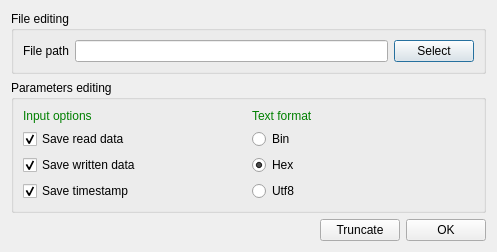
Before: the Qt Designer form src/pages/page/output/save2file/SAKOutputSave2FileDialog.ui in x-tools-author/x-tools, drawn with Qt 5.
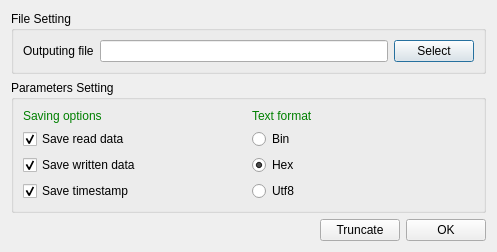
After: the same form once the commit is applied.

```diff
--- a/src/pages/page/output/save2file/SAKOutputSave2FileDialog.ui
+++ b/src/pages/page/output/save2file/SAKOutputSave2FileDialog.ui
@@ -17,7 +17,7 @@
    <item row="0" column="0" colspan="3">
     <widget class="QGroupBox" name="groupBox">
      <property name="title">
-      <string>File editing</string>
+      <string>File Setting</string>
      </property>
      <layout class="QGridLayout" name="gridLayout_2">
       <item row="0" column="1">
@@ -33,7 +33,7 @@
       <item row="0" column="0">
        <widget class="QLabel" name="label">
         <property name="text">
-         <string>File path</string>
+         <string>Outputing file</string>
         </property>
        </widget>
       </item>
@@ -73,7 +73,7 @@
    <item row="1" column="0" colspan="3">
     <widget class="QGroupBox" name="groupBox_3">
      <property name="title">
-      <string>Parameters editing</string>
+      <string>Parameters Setting</string>
      </property>
      <layout class="QGridLayout" name="gridLayout_3">
       <item row="3" column="1">
@@ -153,7 +153,7 @@
 }</string>
         </property>
         <property name="text">
-         <string>Input options</string>
+         <string>Saving options</string>
         </property>
        </widget>
       </item>
```
Left out of the diff: 2 changed lines with no effect on the pictures.
